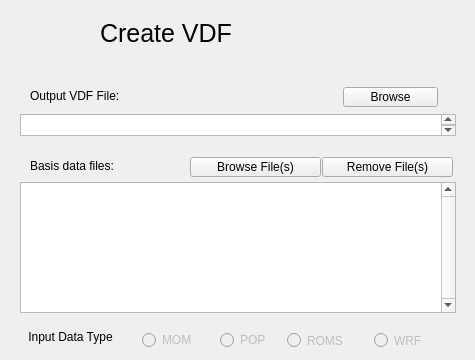
Old version of the form apps/vdcwizard/ui/Page2.ui in the repository yyr/vapor.
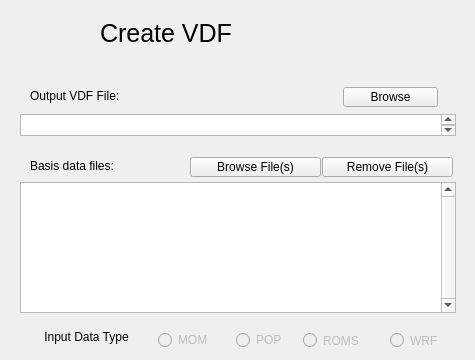
New version of the form.

The edit to the form file:
```diff
--- a/apps/vdcwizard/ui/Page2.ui
+++ b/apps/vdcwizard/ui/Page2.ui
@@ -25,7 +25,7 @@
    </property>
    <property name="geometry">
     <rect>
-     <x>287</x>
+     <x>303</x>
      <y>330</y>
      <width>71</width>
      <height>21</height>
@@ -60,7 +60,7 @@
   <widget class="QLabel" name="label_8">
    <property name="geometry">
     <rect>
-     <x>5</x>
+     <x>21</x>
      <y>321</y>
      <width>131</width>
      <height>31</height>
@@ -104,7 +104,7 @@
    </property>
    <property name="geometry">
     <rect>
-     <x>142</x>
+     <x>158</x>
      <y>330</y>
      <width>61</width>
      <height>20</height>
@@ -152,7 +152,7 @@
    </property>
    <property name="geometry">
     <rect>
-     <x>220</x>
+     <x>236</x>
      <y>330</y>
      <width>61</width>
      <height>20</height>
@@ -247,7 +247,7 @@
    </property>
    <property name="geometry">
     <rect>
-     <x>374</x>
+     <x>390</x>
      <y>330</y>
      <width>61</width>
      <height>21</height>
```
